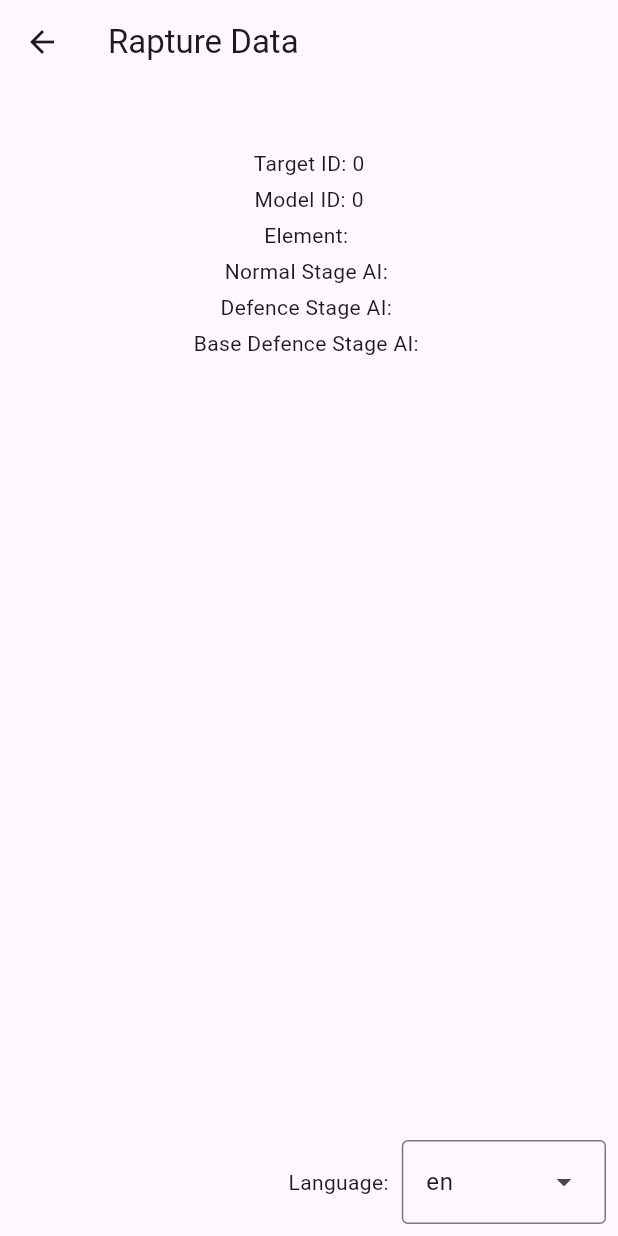
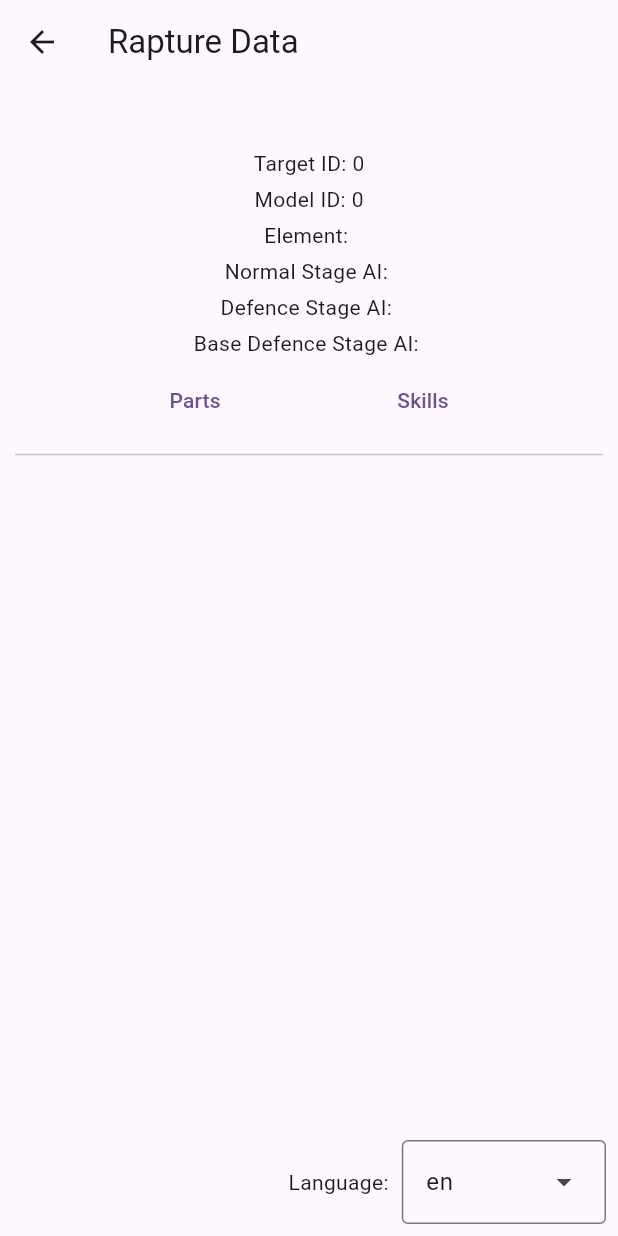
Before and after one commit to SharpnelXu/nikke-einkk, a Flutter app: the RaptureDataDisplayPage screen opened directly with empty values, on a phone screen of 412 x 824 dp. Run offline on Flutter 3.47's test engine with Material 3 defaults, Android fonts, the phone set to English and light mode, and no system bars; our stand-ins replace auto_size_text, file_picker, fixnum, flutter_easyloading, logger; missing offline and left inert: pointycastle, protobuf; statements that could not run were skipped.

Commit message:
MonsterList basics & skill display

```diff
--- a/lib/model/battle/battle_skill.dart
+++ b/lib/model/battle/battle_skill.dart
@@ -415,6 +415,8 @@ class BattleSkill {
       case PreferTarget.targetGL:
       case PreferTarget.targetPS:
       case PreferTarget.unknown:
+      case PreferTarget.none:
+      case PreferTarget.notStun:
         return [];
     }
 
--- a/lib/model/monster.dart
+++ b/lib/model/monster.dart
@@ -1,9 +1,11 @@
 import 'package:json_annotation/json_annotation.dart';
+import 'package:nikke_einkk/model/common.dart';
+import 'package:nikke_einkk/model/skills.dart';
 
 part '../generated/model/monster.g.dart';
 
 @JsonSerializable(createToJson: false)
-class MonsterSkillData {
+class MonsterSkillInfoData {
   @JsonKey(name: 'skill_id')
   final int skillId;
   @JsonKey(name: 'use_function_id_skill')
@@ -11,9 +13,11 @@ class MonsterSkillData {
   @JsonKey(name: 'hurt_function_id_skill')
   final List<int> hurtFunctionIds;
 
-  MonsterSkillData({this.skillId = 0, this.useFunctionIds = const [], this.hurtFunctionIds = const []});
+  List<int> get validFunctionIds => [...useFunctionIds, ...hurtFunctionIds].where((id) => id != 0).toList();
 
-  factory MonsterSkillData.fromJson(Map<String, dynamic> json) => _$MonsterSkillDataFromJson(json);
+  MonsterSkillInfoData({this.skillId = 0, this.useFunctionIds = const [], this.hurtFunctionIds = const []});
+
+  factory MonsterSkillInfoData.fromJson(Map<String, dynamic> json) => _$MonsterSkillInfoDataFromJson(json);
 }
 
 @JsonSerializable(explicitToJson: true, createToJson: false)
@@ -72,9 +76,10 @@ class MonsterData {
   @JsonKey(name: 'spot_rand_ratio_teleport')
   final int spotRandRatioTeleport;
   @JsonKey(name: 'skill_data')
-  final List<MonsterSkillData> skillData;
+  final List<MonsterSkillInfoData> skillData;
   @JsonKey(name: 'statenhance_id')
   final int statEnhanceId;
+  List<MonsterSkillInfoData> get validSkillData => skillData.where((data) => data.skillId != 0).toList();
 
   MonsterData({
     this.id = 0,
@@ -268,3 +273,145 @@ class MonsterStageLevelChangeData {
   factory MonsterStageLevelChangeData.fromJson(Map<String, dynamic> json) =>
       _$MonsterStageLevelChangeDataFromJson(json);
 }
+
+@JsonSerializable(createToJson: false)
+class MonsterSkillData {
+  final int id;
+  @JsonKey(name: 'name_localkey')
+  final String? nameKey;
+  @JsonKey(name: 'description_localkey')
+  final String? descriptionKey;
+  @JsonKey(name: 'skill_icon')
+  final String skillIcon;
+  @JsonKey(name: 'skill_ani_number')
+  final String animationNumber;
+  @JsonKey(name: 'weapon_type')
+  final String weaponType;
+  @JsonKey(name: 'prefer_target')
+  final String rawPreferTarget;
+  PreferTarget get preferTarget => PreferTarget.fromName(rawPreferTarget);
+  @JsonKey(name: 'show_lock_on')
+  final bool showLockOn;
+  @JsonKey(name: 'attack_type')
+  final String rawAttackType;
+  AttackType get attackType => AttackType.fromName(rawAttackType);
+  @JsonKey(name: 'fire_type')
+  final String rawFireType;
+  FireType get fireType => FireType.fromName(rawFireType);
+  @JsonKey(name: 'casting_time')
+  final int castingTime;
+  @JsonKey(name: 'break_object')
+  final List<String> breakObjects;
+  @JsonKey(name: 'break_object_hp_raito')
+  final int breakObjectHpRatio;
+  @JsonKey(name: 'skill_value_type_01')
+  final String rawSkillValueType1;
+  ValueType get skillValueType1 => ValueType.fromName(rawSkillValueType1);
+  @JsonKey(name: 'skill_value_01')
+  final int skillValue1;
+  @JsonKey(name: 'skill_value_type_02')
+  final String rawSkillValueType2;
+  ValueType get skillValueType2 => ValueType.fromName(rawSkillValueType2);
+  @JsonKey(name: 'skill_value_02')
+  final int skillValue2;
+  @JsonKey(name: 'shot_count')
+  final int shotCount;
+  @JsonKey(name: 'delay_time')
+  final int delayTime;
+  @JsonKey(name: 'shot_timing')
+  final String shotTiming;
+  final int penetration;
+  @JsonKey(name: 'projectile_speed')
+  final int projectileSpeed;
+  @JsonKey(name: 'projectile_hp_ratio')
+  final int projectileHpRatio;
+  @JsonKey(name: 'projectile_radius_object')
+  final int projectileRadiusObject;
+  @JsonKey(name: 'projectile_radius')
+  final int projectileRadius;
+  @JsonKey(name: 'spot_explosion_range')
+  final int explosionRange;
+  @JsonKey(name: 'is_destroyable_projectile')
+  final bool isDestroyableProjectile;
+  @JsonKey(name: 'relate_anim')
+  final bool relateAnim;
+  @JsonKey(name: 'deceleration_rate')
+  final int decelerationRate;
+  @JsonKey(name: 'target_character_ratio')
+  final int targetCharacterRatio;
+  @JsonKey(name: 'target_cover_ratio')
+  final int targetCoverRatio;
+  @JsonKey(name: 'target_nothing_ratio')
+  final int targetNothingRatio;
+  @JsonKey(name: 'calling_group_id')
+  final int callingGroupId;
+  @JsonKey(name: 'target_count')
+  final int targetCount;
+  @JsonKey(name: 'object_resource')
+  final List<String> objectResources;
+  @JsonKey(name: 'object_position_type')
+  final String objectPositionType;
+  @JsonKey(name: 'object_position')
+  final List<double> objectPosition;
+  @JsonKey(name: 'is_using_timeline')
+  final bool isUsingTimeline;
+  @JsonKey(name: 'control_gauge')
+  final int controlGauge;
+  @JsonKey(name: 'control_parts')
+  final List<String> controlParts;
+
+  @JsonKey(name: 'weapon_object_enum')
+  final String? weaponObjectEnum;
+  @JsonKey(name: 'linked_parts')
+  final String? linkedParts;
+  @JsonKey(name: 'cancel_type')
+  final String? cancelType;
+
+  MonsterSkillData({
+    this.id = 0,
+    this.nameKey,
+    this.descriptionKey,
+    this.skillIcon = '',
+    this.animationNumber = '',
+    this.weaponType = '',
+    this.rawPreferTarget = 'None',
+    this.showLockOn = false,
+    this.rawAttackType = '',
+    this.rawFireType = '',
+    this.castingTime = 0,
+    this.breakObjects = const [],
+    this.breakObjectHpRatio = 0,
+    this.rawSkillValueType1 = '',
+    this.skillValue1 = 0,
+    this.rawSkillValueType2 = 'None',
+    this.skillValue2 = 0,
+    this.shotCount = 0,
+    this.delayTime = 0,
+    this.shotTiming = 'None',
+    this.penetration = 0,
+    this.projectileSpeed = 0,
+    this.projectileHpRatio = 0,
+    this.projectileRadiusObject = 0,
+    this.projectileRadius = 0,
+    this.explosionRange = 0,
+    this.isDestroyableProjectile = false,
+    this.relateAnim = false,
+    this.decelerationRate = 0,
+    this.targetCharacterRatio = 0,
+    this.targetCoverRatio = 0,
+    this.targetNothingRatio = 0,
+    this.callingGroupId = 0,
+    this.targetCount = 0,
+    this.objectResources = const [],
+    this.objectPositionType = 'None',
+    this.objectPosition = const [0.0, 0.0, 0.0],
+    this.isUsingTimeline = false,
+    this.controlGauge = 0,
+    this.controlParts = const [],
+    this.weaponObjectEnum,
+    this.linkedParts,
+    this.cancelType,
+  });
+
+  factory MonsterSkillData.fromJson(Map<String, dynamic> json) => _$MonsterSkillDataFromJson(json);
+}
--- a/lib/module/common/rapture_display.dart
+++ b/lib/module/common/rapture_display.dart
@@ -178,23 +178,107 @@ class RaptureDataDisplayPage extends StatefulWidget {
 }
 
 class _RaptureDataDisplayPageState extends State<RaptureDataDisplayPage> {
+  int tab = 0;
   NikkeDatabaseV2 get db => widget.useGlobal ? global : cn;
+  MonsterData get data => widget.data;
 
   @override
   Widget build(BuildContext context) {
     final List<Widget> children = [
-      Text(locale.getTranslation(widget.data.nameKey) ?? widget.data.nameKey, style: TextStyle(fontSize: 20)),
-      Text('Target ID: ${widget.data.id}'),
-      Text('Model ID: ${widget.data.monsterModelId}'),
-      Text(
-        'Element: ${widget.data.elementIds.map((eleId) => NikkeElement.fromId(eleId).name.toUpperCase()).join(', ')}',
-      ),
-      Text('Normal Stage AI: ${widget.data.spotAi}'),
-      Text('Defence Stage AI: ${widget.data.spotAiDefense}'),
-      Text('Base Defence Stage AI: ${widget.data.spotAiBaseDefense}'),
+      Text(locale.getTranslation(data.nameKey) ?? data.nameKey, style: TextStyle(fontSize: 20)),
+      Text('Target ID: ${data.id}'),
+      Text('Model ID: ${data.monsterModelId}'),
+      Text('Element: ${data.elementIds.map((eleId) => NikkeElement.fromId(eleId).name.toUpperCase()).join(', ')}'),
+      Text('Normal Stage AI: ${data.spotAi}'),
+      Text('Defence Stage AI: ${data.spotAiDefense}'),
+      Text('Base Defence Stage AI: ${data.spotAiBaseDefense}'),
+      buildTabs(),
+      Divider(),
+      getTab(),
     ];
 
-    final parts = db.rapturePartData[widget.data.monsterModelId] ?? [];
+    return Scaffold(
+      appBar: AppBar(title: Text('Rapture Data')),
+      body: Padding(
+        padding: const EdgeInsets.all(8.0),
+        child: ListView.builder(
+          itemBuilder: (ctx, idx) => Align(child: Padding(padding: const EdgeInsets.all(2.0), child: children[idx])),
+          itemCount: children.length,
+        ),
+      ),
+      bottomNavigationBar: commonBottomNavigationBar(() => setState(() {})),
+    );
+  }
+
+  List<String> get tabTitle => ['Parts', 'Skills'];
+
+  Widget buildTabs() {
+    return Row(
+      mainAxisAlignment: MainAxisAlignment.spaceEvenly,
+      children: List.generate(tabTitle.length, (idx) {
+        return TextButton(
+          onPressed: () {
+            tab = idx;
+            setState(() {});
+          },
+          child: Text(tabTitle[idx]),
+        );
+      }),
+    );
+  }
+
+  Widget getTab() {
+    switch (tab) {
+      case 0:
+        return buildPartsTab();
+      case 1:
+        return buildSkillsTab();
+      default:
+        return Text('Not implemented');
+    }
+  }
+
+  Widget buildSkillsTab() {
+    final skills = data.validSkillData;
+
+    final List<Widget> children = [];
+    for (final skill in skills) {
+      final skillData = db.monsterSkillTable[skill.skillId];
+      final funcs = skill.validFunctionIds;
+      if (skillData != null) {
+        children.add(
+          Container(
+            padding: const EdgeInsets.all(3.0),
+            decoration: BoxDecoration(
+              border: Border.all(color: Colors.grey, width: 2),
+              borderRadius: BorderRadius.circular(5),
+            ),
+            child: Column(
+              spacing: 3,
+              children: [
+                MonsterSkillDataDisplay(data: skillData, useGlobal: widget.useGlobal),
+                for (final funcId in funcs)
+                  Container(
+                    padding: const EdgeInsets.all(3.0),
+                    decoration: BoxDecoration(
+                      border: Border.all(color: Colors.grey, width: 2),
+                      borderRadius: BorderRadius.circular(5),
+                    ),
+                    child: SimpleFunctionDisplay(functionId: funcId, useGlobal: widget.useGlobal),
+                  ),
+              ],
+            ),
+          ),
+        );
+      }
+    }
+
+    return Column(spacing: 3, children: children);
+  }
+
+  Widget buildPartsTab() {
+    final parts = db.rapturePartData[data.monsterModelId] ?? [];
+    final List<Widget> children = [];
     for (final part in parts) {
       final partName = locale.getTranslation(part.partsNameKey) ?? part.partsNameKey;
       children.add(
@@ -234,16 +318,6 @@ class _RaptureDataDisplayPageState extends State<RaptureDataDisplayPage> {
       );
     }
 
-    return Scaffold(
-      appBar: AppBar(title: Text('Rapture Data')),
-      body: Padding(
-        padding: const EdgeInsets.all(8.0),
-        child: ListView.builder(
-          itemBuilder: (ctx, idx) => Align(child: Padding(padding: const EdgeInsets.all(2.0), child: children[idx])),
-          itemCount: children.length,
-        ),
-      ),
-      bottomNavigationBar: commonBottomNavigationBar(() => setState(() {})),
-    );
+    return Column(spacing: 3, children: children);
   }
 }
```
Also changed, not shown: lib/model/common.dart (+17 -3 lines), lib/model/db.dart (+11 -0 lines), lib/module/common/format_helper.dart (+17 -0 lines), lib/module/common/skill_display.dart (+80 -11 lines), lib/module/home_page.dart (+16 -0 lines), lib/module/monsters/monster_list.dart (added, +68 -0 lines), lib/generated/model/monster.g.dart, 1 other file.
